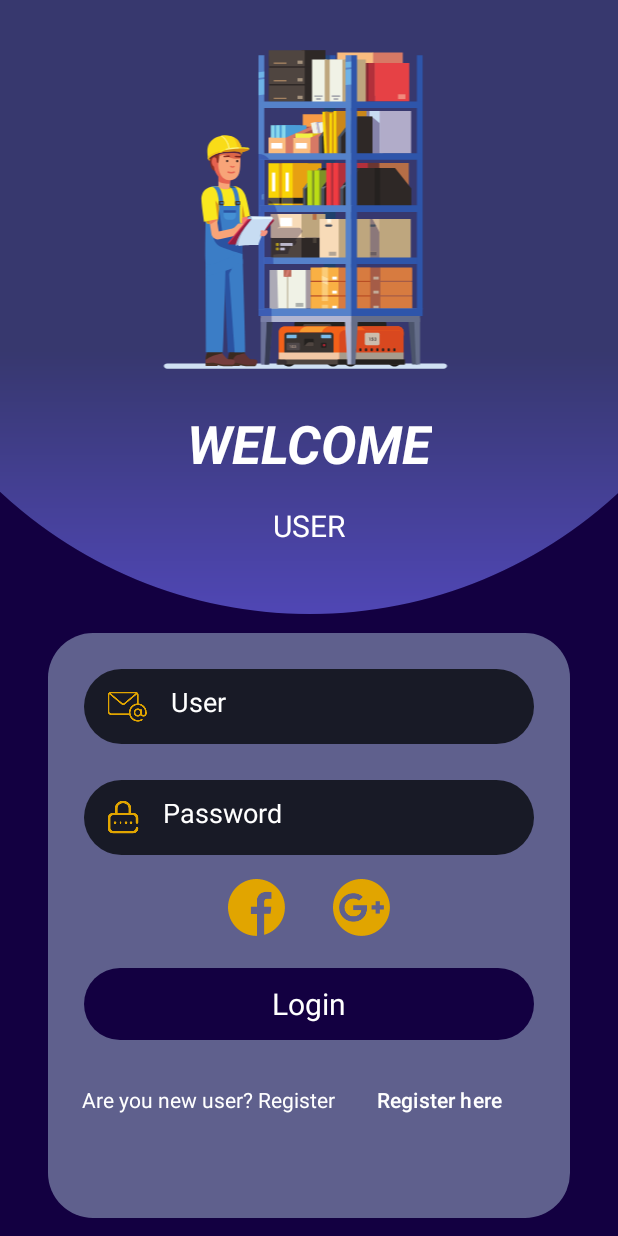
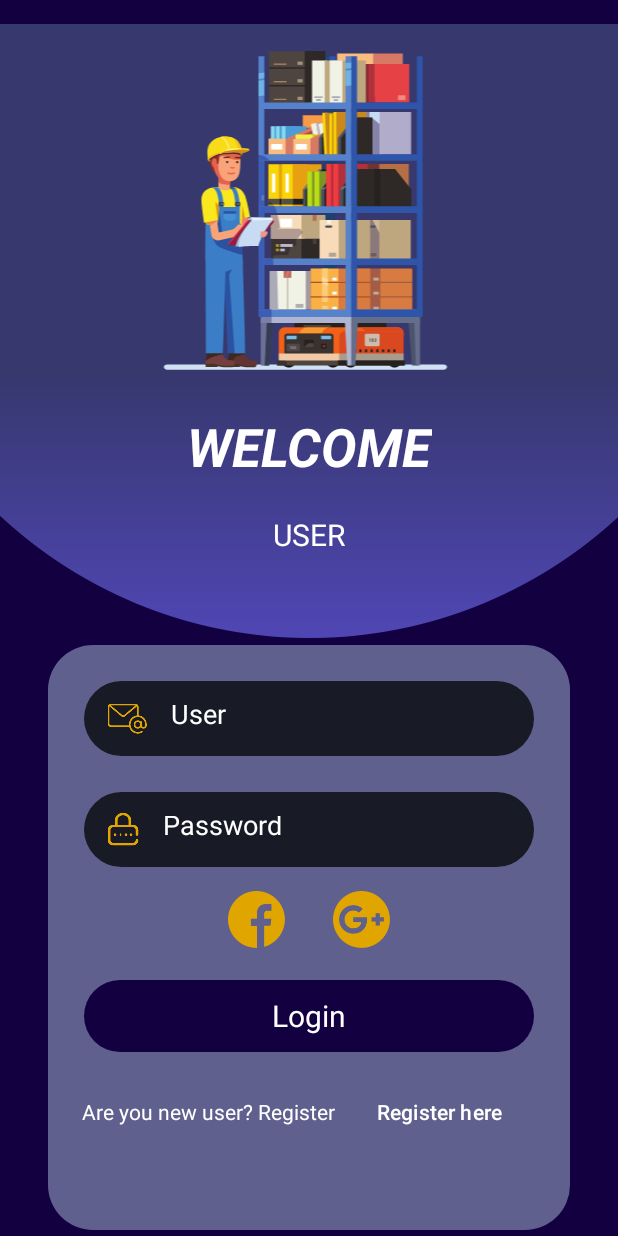
Before and after one commit to haarveyd/Inventario, an Android app: the fragment LoginFragment shown on its own in the app's theme, after a tap on "Login", on a phone screen of 412 x 824 dp. Run offline under Robolectric (Android 15) with nearby library versions, the phone set to English and light mode, and no system bars.

Commit message:
correccion de bugs

```diff
--- a/app/src/main/java/com/example/inventario/LoginFragment.java
+++ b/app/src/main/java/com/example/inventario/LoginFragment.java
@@ -8,8 +8,6 @@ import androidx.annotation.Nullable;
 import androidx.fragment.app.Fragment;
 import androidx.navigation.Navigation;
 
-import android.text.Editable;
-import android.text.TextWatcher;
 import android.view.LayoutInflater;
 import android.view.View;
 import android.view.ViewGroup;
@@ -89,7 +87,7 @@ public class LoginFragment extends Fragment {
 
 
         user = (EditText) getView().findViewById(R.id.input_user);
-        password = (EditText) getView().findViewById(R.id.Passwordr);
+        password = (EditText) getView().findViewById(R.id.Password);
         registro = (Button) getView().findViewById(R.id.registro);
         login = (Button) getView().findViewById(R.id.RegistroUsuario);
 
--- a/app/src/main/java/com/example/inventario/data/InventarioDBHelper.java
+++ b/app/src/main/java/com/example/inventario/data/InventarioDBHelper.java
@@ -27,6 +27,7 @@ public class InventarioDBHelper extends SQLiteOpenHelper {
         sqLiteDatabase.execSQL("CREATE TABLE " + UsuarioEntry.TABLE_NAME + " ("+
                 UsuarioEntry.ID + " INTEGER PRIMARY KEY," +
                 UsuarioEntry.NAME + " TEXT NOT NULL," +
+                UsuarioEntry.LASTNAME + " TEXT NOT NULL," +
                 UsuarioEntry.USER + " TEXT NOT NULL," +
                 UsuarioEntry.PASSWORD + " TEXT NOT NULL)"
         );
--- a/app/src/main/res/layout/fragment_login.xml
+++ b/app/src/main/res/layout/fragment_login.xml
@@ -11,6 +11,7 @@
         android:id="@+id/imageView"
         android:layout_width="wrap_content"
         android:layout_height="wrap_content"
+        android:layout_marginTop="16dp"
         app:layout_constraintEnd_toEndOf="parent"
         app:layout_constraintHorizontal_bias="0.0"
         app:layout_constraintStart_toStartOf="parent"
@@ -87,7 +88,7 @@
             android:textColorHint="#ffffff" />
 
         <EditText
-            android:id="@+id/Passwordr"
+            android:id="@+id/Password"
             android:layout_width="match_parent"
             android:layout_height="50dp"
             android:layout_marginStart="24dp"
--- a/app/src/main/res/layout/fragment_register.xml
+++ b/app/src/main/res/layout/fragment_register.xml
@@ -106,7 +106,7 @@
             tools:ignore="VisualLintTextFieldSize" />
 
         <EditText
-            android:id="@+id/Passwordr"
+            android:id="@+id/Password"
             android:layout_width="match_parent"
             android:layout_height="50dp"
             android:layout_marginStart="24dp"
```
Also changed, not shown: app/src/main/java/com/example/inventario/RegisterFragment.java (+6 -3 lines).
